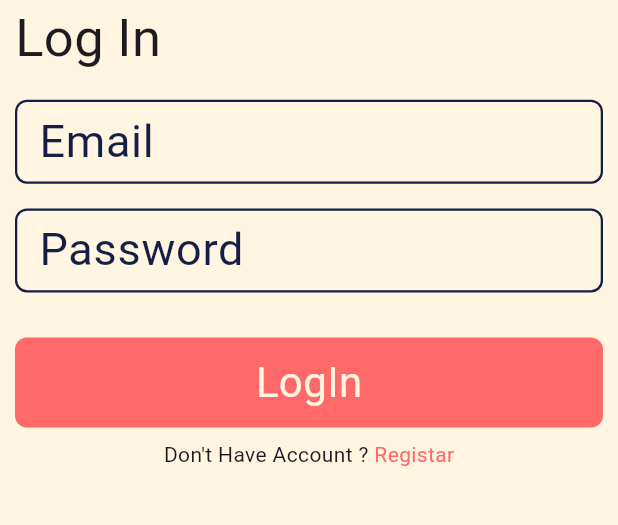
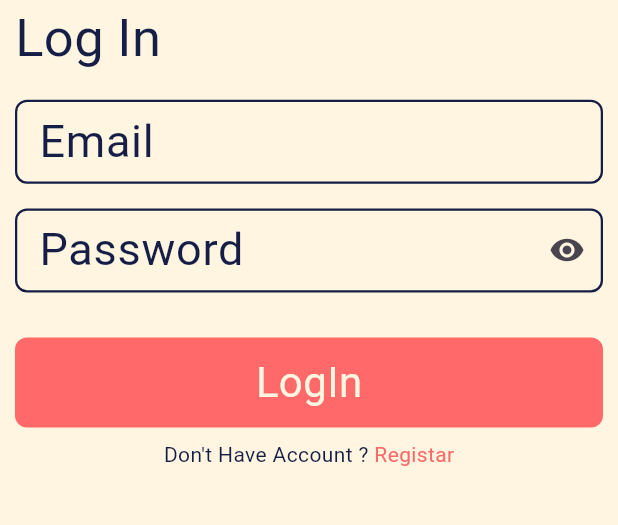
Before and after one commit to Kerolos163/Chaty-App, a Flutter app: the screen it shows after launch, on a phone screen of 412 x 824 dp, the part 600-1125 px from its top. Run offline on Flutter 3.47's test engine with Material 2 defaults, Android fonts, the phone set to English and light mode, and no system bars; our stand-ins replace flutter_bloc, google_fonts, lottie; Roboto replaces fonts that are missing (Birthstone).

Commit message:
Hnadle Login Screen

```diff
--- a/lib/Features/Login_View/View/login_view.dart
+++ b/lib/Features/Login_View/View/login_view.dart
@@ -1,4 +1,6 @@
+import 'package:chatapp/Features/Login_View/View_Model/Login_Cubit/cubit.dart';
 import 'package:flutter/material.dart';
+import 'package:flutter_bloc/flutter_bloc.dart';
 
 import 'widget/login_body.dart';
 
@@ -7,8 +9,11 @@ class LoginView extends StatelessWidget {
 
   @override
   Widget build(BuildContext context) {
-    return const Scaffold(
-      body: LoginBody(),
+    return BlocProvider(
+      create: (context) => LoginCubit(),
+      child: const Scaffold(
+        body: LoginBody(),
+      ),
     );
   }
 }
--- a/lib/Features/Login_View/View/widget/custom_text_form_field.dart
+++ b/lib/Features/Login_View/View/widget/custom_text_form_field.dart
@@ -3,11 +3,15 @@ import 'package:flutter/material.dart';
 import 'package:google_fonts/google_fonts.dart';
 
 class CustomTextFormField extends StatelessWidget {
-  const CustomTextFormField({super.key, this.hint});
+  const CustomTextFormField(
+      {super.key, this.hint, this.obscureText = false, this.suffixIcon});
   final String? hint;
+  final bool obscureText;
+  final Widget? suffixIcon;
   @override
   Widget build(BuildContext context) {
     return TextFormField(
+      obscureText: obscureText,
       decoration: InputDecoration(
         hintStyle: GoogleFonts.birthstone(fontSize: 28),
         label: Text(
@@ -15,6 +19,7 @@ class CustomTextFormField extends StatelessWidget {
           style: GoogleFonts.birthstone(
               fontSize: 30, color: ColorManager.primaryFont),
         ),
+        suffixIcon: suffixIcon,
         border: outlineInputBorder(color: ColorManager.primaryFont),
         focusedBorder: outlineInputBorder(color: ColorManager.second),
         enabledBorder: outlineInputBorder(color: ColorManager.primaryFont),
--- a/lib/Features/Login_View/View/widget/login_body.dart
+++ b/lib/Features/Login_View/View/widget/login_body.dart
@@ -1,3 +1,7 @@
+import 'package:chatapp/Features/Login_View/View_Model/Login_Cubit/cubit.dart';
+import 'package:chatapp/Features/Login_View/View_Model/Login_Cubit/state.dart';
+import 'package:flutter_bloc/flutter_bloc.dart';
+
 import '../../../../Core/constant.dart';
 import '../../../../Core/utils/asset_manager.dart';
 import '../../../../Core/utils/color_manager.dart';
@@ -13,6 +17,8 @@ class LoginBody extends StatelessWidget {
 
   @override
   Widget build(BuildContext context) {
+    return BlocBuilder<LoginCubit, LoginState>(
+      builder: (context, state) {
         return Padding(
           padding: const EdgeInsets.all(10.0),
           child: SingleChildScrollView(
@@ -27,17 +33,31 @@ class LoginBody extends StatelessWidget {
                     color: ColorManager.primaryFont,
                   ),
                 ),
-            const Align(
+                Align(
                   alignment: Alignment.centerLeft,
                   child: Text(
                     "Log In",
-                style: TextStyle(fontSize: 35),
+                    style: TextStyle(
+                      fontSize: 35,
+                      color: ColorManager.primaryFont,
+                    ),
                   ),
                 ),
                 SizedBox(height: MyDevice.getHeigh(context) / 50),
                 const CustomTextFormField(hint: "Email"),
                 SizedBox(height: MyDevice.getHeigh(context) / 50),
-            const CustomTextFormField(hint: "Password"),
+                CustomTextFormField(
+                  hint: "Password",
+                  obscureText: !(LoginCubit.get(context).isVisiable),
+                  suffixIcon: IconButton(
+                    onPressed: () {
+                      LoginCubit.get(context).changeVisiability();
+                    },
+                    icon: Icon(LoginCubit.get(context).isVisiable
+                        ? Icons.visibility_off
+                        : Icons.visibility),
+                  ),
+                ),
                 const SizedBox(height: 30),
                 const CustomButton(txt: "LogIn"),
                 const SizedBox(height: 8),
@@ -46,5 +66,7 @@ class LoginBody extends StatelessWidget {
             ),
           ),
         );
+      },
+    );
   }
 }
--- a/lib/Features/Login_View/View/widget/register_row.dart
+++ b/lib/Features/Login_View/View/widget/register_row.dart
@@ -9,7 +9,10 @@ class RegistarRow extends StatelessWidget {
     return Row(
       mainAxisAlignment: MainAxisAlignment.center,
       children: [
-        const Text("Don't Have Account ? "),
+        Text(
+          "Don't Have Account ? ",
+          style: TextStyle(color: ColorManager.primaryFont),
+        ),
         Text(
           "Registar",
           style: TextStyle(color: ColorManager.second),
--- /dev/null
+++ b/lib/Features/Login_View/View_Model/Login_Cubit/cubit.dart
@@ -0,0 +1,13 @@
+import 'package:chatapp/Features/Login_View/View_Model/Login_Cubit/state.dart';
+import 'package:flutter_bloc/flutter_bloc.dart';
+
+class LoginCubit extends Cubit<LoginState> {
+  LoginCubit() : super(IniteLoginState());
+  static LoginCubit get(context) => BlocProvider.of(context);
+  bool isVisiable = false;
+  changeVisiability() {
+    isVisiable = !isVisiable;
+
+    emit(ChangeVisibilityLoginState());
+  }
+}
--- /dev/null
+++ b/lib/Features/Login_View/View_Model/Login_Cubit/state.dart
@@ -0,0 +1,5 @@
+abstract class LoginState {}
+
+class IniteLoginState extends LoginState {}
+
+class ChangeVisibilityLoginState extends LoginState {}
--- a/pubspec.yaml
+++ b/pubspec.yaml
@@ -37,6 +37,8 @@ dependencies:
   cupertino_icons: ^1.0.2
   lottie: ^2.7.0
   google_fonts: ^6.1.0
+  flutter_bloc: ^8.1.3
+  bloc: ^8.1.2
 
 dev_dependencies:
   flutter_test:
```
Also changed, not shown: pubspec.lock. Lines whose indentation alone changed are shown as unchanged.
